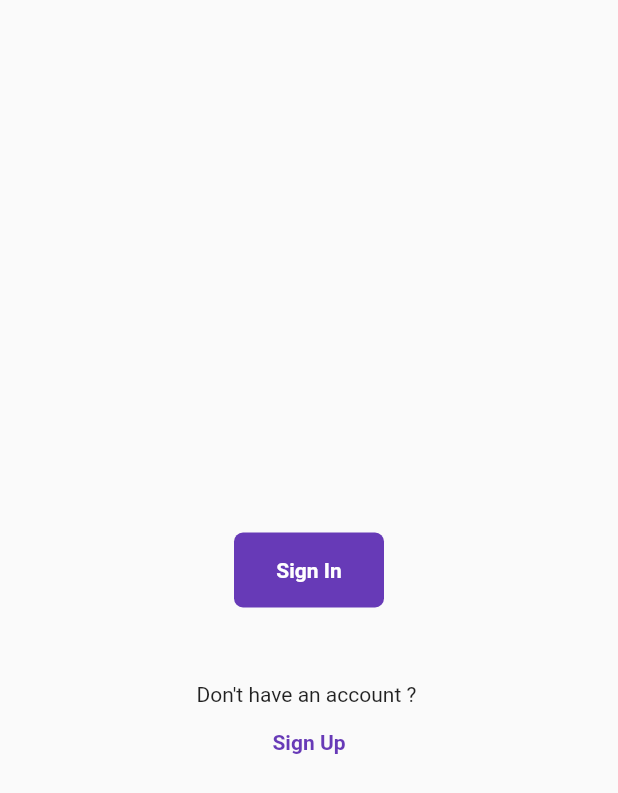
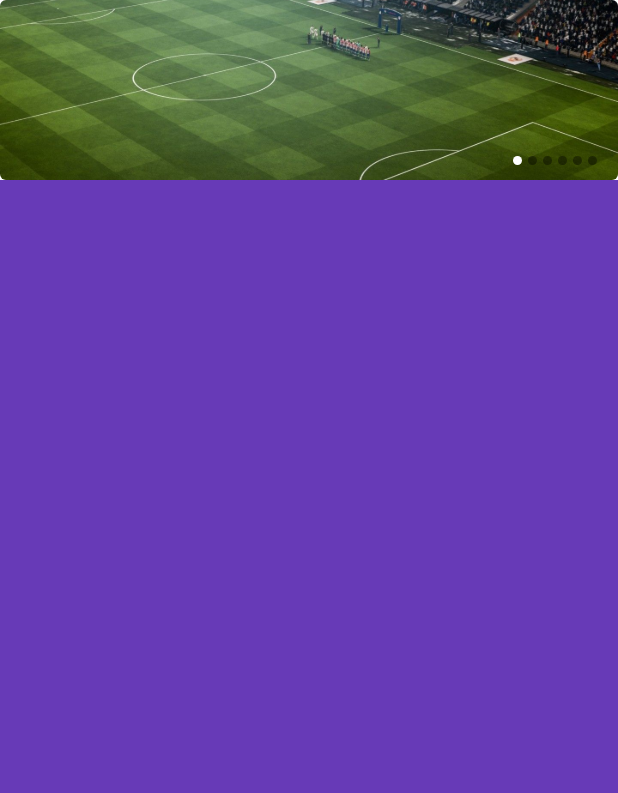
Before and after one commit to RathDev/smiling-sniper-fc-app, a Flutter app: the screen it shows after launch, on a phone screen of 412 x 824 dp. Shown: the top 793 px of the screen. Run offline on Flutter 3.47's test engine with Material 2 defaults, Android fonts, the phone set to English and light mode, and no system bars; drawn by our look-alikes of carousel_slider.

Commit message:
fix some UI

```diff
--- a/lib/main.dart
+++ b/lib/main.dart
@@ -1,5 +1,5 @@
 import 'package:flutter/material.dart';
-import 'file:///E:/flutter_project/smiling_sniper_fc_app/lib/ui/home_screen.dart';
+import 'package:smiling_sniper_fc_app/ui/home_screen.dart';
 
 void main() {
   runApp(MaterialApp(home: SplashScreen()));
--- a/lib/ui/home_screen.dart
+++ b/lib/ui/home_screen.dart
@@ -1,6 +1,6 @@
+import 'package:flutter/cupertino.dart';
 import 'package:flutter/material.dart';
-import 'package:smiling_sniper_fc_app/ui/sign_in_screen.dart';
-import 'package:smiling_sniper_fc_app/widget/button/general_button.dart';
+import 'package:smiling_sniper_fc_app/widget/slider_image/slider_image.dart';
 
 class HomeScreen extends StatefulWidget {
   @override
@@ -10,48 +10,18 @@ class HomeScreen extends StatefulWidget {
 class _HomeScreenState extends State<HomeScreen> {
   @override
   Widget build(BuildContext context) {
-    return Scaffold(
-      body: Center(
-        child: Column(
-          mainAxisAlignment: MainAxisAlignment.center,
-          children: [
-            // Icon(Icons.person_pin,size: 100,color: Colors.grey,),
-            SizedBox(
-              height: 50,
-            ),
-            GeneralButton(
-              width: 100,
-              height: 50,
-              title: 'Sign In',
-              color: Colors.deepPurple,
-              textColor: Colors.white,
-              onTap: () {
-                Navigator.push(
-                  context,
-                  MaterialPageRoute(
-                    builder: (context) => SignIn(),
-                  ),
-                );
-              },
-              circular: 6,
-            ),
-            SizedBox(
-              height: 50,
-            ),
-            Column(
-              children: [
-                Text('Don\'t have an account ? '),
-                FlatButton(
-                  onPressed: () {},
-                  child: Text(
-                    'Sign Up',
-                    style: TextStyle(
-                        color: Colors.deepPurple, fontWeight: FontWeight.bold),
-                  ),
-                )
-              ],
-            ),
-          ],
+    return SafeArea(
+      child: Scaffold(
+        body: Container(
+          color: Colors.deepPurple,
+          child: Column(
+            children: [
+              Container(
+                color: Colors.white,
+                child: MyCarouselWithDot(),
+              ),
+            ],
+          ),
         ),
       ),
     );
--- /dev/null
+++ b/lib/ui/register.dart
@@ -0,0 +1,59 @@
+import 'package:flutter/material.dart';
+import 'package:smiling_sniper_fc_app/ui/sign_in_screen.dart';
+import 'package:smiling_sniper_fc_app/widget/button/general_button.dart';
+
+class RegisterScreen extends StatefulWidget {
+  @override
+  _RegisterScreenState createState() => _RegisterScreenState();
+}
+
+class _RegisterScreenState extends State<RegisterScreen> {
+  @override
+  Widget build(BuildContext context) {
+    return Scaffold(
+      body: Center(
+        child: Column(
+          mainAxisAlignment: MainAxisAlignment.center,
+          children: [
+            // Icon(Icons.person_pin,size: 100,color: Colors.grey,),
+            SizedBox(
+              height: 50,
+            ),
+            GeneralButton(
+              width: 100,
+              height: 50,
+              title: 'Sign In',
+              color: Colors.deepPurple,
+              textColor: Colors.white,
+              onTap: () {
+                Navigator.push(
+                  context,
+                  MaterialPageRoute(
+                    builder: (context) => SignIn(),
+                  ),
+                );
+              },
+              circular: 6,
+            ),
+            SizedBox(
+              height: 50,
+            ),
+            Column(
+              children: [
+                Text('Don\'t have an account ? '),
+                FlatButton(
+                  onPressed: () {},
+                  child: Text(
+                    'Sign Up',
+                    style: TextStyle(
+                        color: Colors.deepPurple, fontWeight: FontWeight.bold),
+                  ),
+                )
+              ],
+            ),
+          ],
+        ),
+      ),
+    );
+  }
+}
--- /dev/null
+++ b/lib/widget/slider_image/slider_image.dart
@@ -0,0 +1,87 @@
+import 'package:carousel_slider/carousel_slider.dart';
+import 'package:flutter/material.dart';
+
+class MyCarouselWithDot<T> extends StatefulWidget {
+  // final List<T> images;
+  final double height;
+  final double aspectRatio;
+
+  MyCarouselWithDot({
+    // this.images,
+    this.height = 120,
+    this.aspectRatio = 16 / 9,
+  });
+
+  @override
+  _MyCarouselWithDotState createState() => _MyCarouselWithDotState();
+}
+
+class _MyCarouselWithDotState extends State<MyCarouselWithDot> {
+  List image = [
+    'assets/img/grass-stadium.jpg',
+    'assets/img/player-rath.jpg',
+    'assets/img/player-phemg.jpg',
+    'assets/img/player-ro.jpg',
+    'assets/img/player-bunthean.jpg',
+    'assets/img/player-jek.jpg',
+  ];
+  int _current = 0;
+
+  @override
+  Widget build(BuildContext context) {
+    return Stack(
+      children: [
+        CarouselSlider.builder(
+          itemCount: image.length,
+          options: CarouselOptions(
+            height: widget.height,
+            aspectRatio: widget.aspectRatio,
+            viewportFraction: 1,
+            enlargeCenterPage: true,
+            autoPlay: true,
+            onPageChanged: (index, reason) {
+              setState(() {
+                _current = index;
+              });
+            },
+          ),
+          itemBuilder: (context, index) {
+            final item = image[index];
+
+            return ClipRRect(
+              borderRadius: BorderRadius.circular(4),
+              child: Image.asset(
+                item,
+                fit: BoxFit.fitWidth,
+                width: 1000,
+              ),
+            );
+          },
+        ),
+        Positioned(
+          bottom: 0,
+          right: 12,
+          child: Row(
+            mainAxisAlignment: MainAxisAlignment.center,
+            children: image.map((img) {
+              int index = image.indexOf(img);
+
+              return Container(
+                width: 6.0,
+                height: 6.0,
+                margin:
+                    const EdgeInsets.symmetric(vertical: 10.0, horizontal: 2.0),
+                decoration: BoxDecoration(
+                  shape: BoxShape.circle,
+                  color: _current == index
+                      ? Colors.white
+                      : Color.fromRGBO(0, 0, 0, 0.4),
+                ),
+              );
+            }).toList(),
+          ),
+        )
+      ],
+    );
+  }
+}
--- a/pubspec.yaml
+++ b/pubspec.yaml
@@ -28,6 +28,7 @@ dependencies:
   # The following adds the Cupertino Icons font to your application.
   # Use with the CupertinoIcons class for iOS style icons.
   cupertino_icons: ^1.0.0
+  carousel_slider: ^2.3.1
 
 
 dev_dependencies:
```
Also changed, not shown: assets/img/grass-stadium.jpg (added), assets/img/player-bunthean.jpg (added), assets/img/player-jek.jpg (added), assets/img/player-phemg.jpg (added), assets/img/player-rath.jpg (added), assets/img/player-ro.jpg (added).
